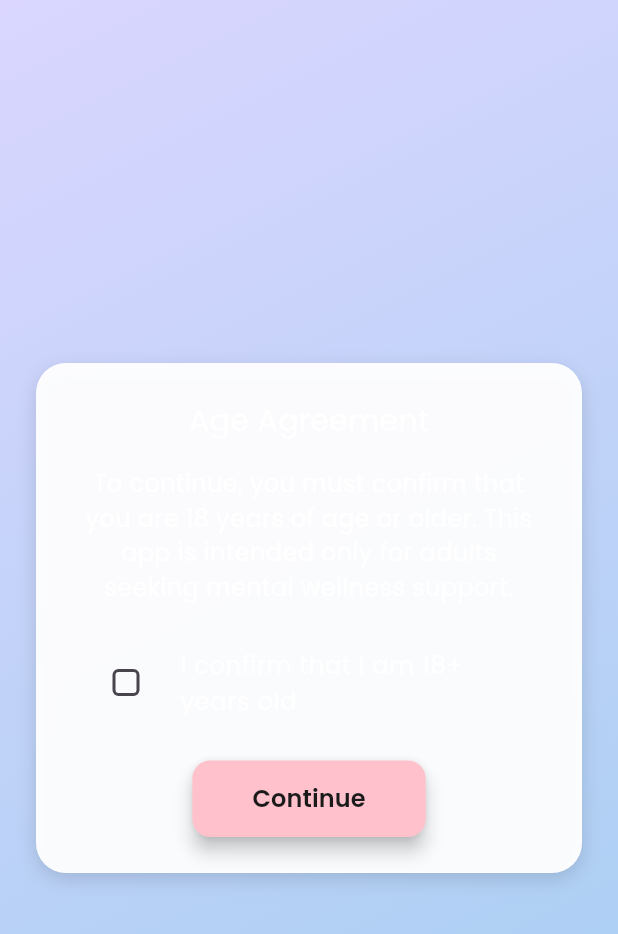
After one commit to shoaib3474/Caress-Care, a Flutter app: the AgeAgreementScreen screen opened by its route, on a phone screen of 412 x 824 dp. The commit adds this screen. Shown: the top 934 px of the screen. Run offline on Flutter 3.47's test engine with Material 3 defaults, Android fonts, the phone set to English and light mode, and no system bars; our stand-ins replace firebase_auth, firebase_core, get, google_fonts, lottie, shared_preferences; accounts and stored records are empty.

Commit message:
created age agreement screen updated login and register screens

```diff
--- a/lib/customs/custom_button.dart
+++ b/lib/customs/custom_button.dart
@@ -26,6 +26,7 @@ class CustomButton extends StatefulWidget {
 }
 
 class _CustomButtonState extends State<CustomButton> {
+  // ignore: unused_field
   bool _pressed = false;
 
   @override
--- a/lib/main.dart
+++ b/lib/main.dart
@@ -22,7 +22,7 @@ class MyApp extends StatelessWidget {
 
       title: 'Calm Zone',
 
-      initialRoute: AppRoutes.splash,
+      initialRoute: AppRoutes.register,
       getPages: AppRoutes.routes,
       theme: ThemeData(useMaterial3: true, fontFamily: 'Poppins'),
     );
--- a/lib/routes/app_routes.dart
+++ b/lib/routes/app_routes.dart
@@ -1,15 +1,17 @@
+import 'package:caress_care/view/screens/age_agreement_screen.dart';
+import 'package:caress_care/view/screens/auth/login_screen.dart';
+import 'package:caress_care/view/screens/auth/register_screen.dart';
 import 'package:caress_care/view/screens/check_list_screen.dart';
 import 'package:caress_care/view/screens/doctor_ref_screen.dart';
 import 'package:caress_care/view/screens/mod_sclection_screen.dart';
 import 'package:caress_care/view/screens/motivational_screen.dart';
-import 'package:caress_care/view/screens/auth/login_screen.dart';
-import 'package:caress_care/view/screens/auth/register_screen.dart';
+import 'package:caress_care/view/screens/splash_screen.dart';
 import 'package:caress_care/view/screens/video_ref_screen.dart';
-import 'package:caress_care/view/screens/splash_screen.dart';
 import 'package:get/get.dart';
 
 class AppRoutes {
   static const String splash = '/';
+  static const String ageAgreement = 'ageAgreement';
   static const String login = '/login';
   static const String register = '/register';
   static const String mood = '/mood';
@@ -20,6 +22,7 @@ class AppRoutes {
 
   static final routes = [
     GetPage(name: splash, page: () => const SplashScreen()),
+    GetPage(name: ageAgreement, page: () => const AgeAgreementScreen()),
     GetPage(name: login, page: () => const LoginScreen()),
     GetPage(name: register, page: () => const RegisterScreen()),
     GetPage(name: mood, page: () => const ModSelectionScreen()),
--- a/lib/utils/const/app_text.dart
+++ b/lib/utils/const/app_text.dart
@@ -26,6 +26,11 @@ class AppTextStyles {
     fontSize: 24,
     color: AppColors.white,
   );
+  static const TextStyle buttonText = TextStyle(
+    fontSize: 16,
+    fontWeight: FontWeight.w600,
+    color: AppColors.black,
+  );
 
   // Add more styles as needed
 }
--- /dev/null
+++ b/lib/view/screens/age_agreement_screen.dart
@@ -0,0 +1,114 @@
+import 'package:firebase_auth/firebase_auth.dart';
+import 'package:flutter/material.dart';
+import 'package:get/get.dart';
+import 'package:caress_care/utils/const/app_colors.dart';
+import 'package:caress_care/utils/const/app_text.dart';
+import 'package:caress_care/routes/app_routes.dart';
+import 'package:shared_preferences/shared_preferences.dart';
+
+class AgeAgreementScreen extends StatefulWidget {
+  const AgeAgreementScreen({super.key});
+
+  @override
+  State<AgeAgreementScreen> createState() => _AgeAgreementScreenState();
+}
+
+class _AgeAgreementScreenState extends State<AgeAgreementScreen> {
+  bool isAgreed = false;
+
+  Future<void> _onContinue() async {
+    if (isAgreed) {
+      final prefs = await SharedPreferences.getInstance();
+      await prefs.setBool('agreedToTerms', true);
+
+      final user = FirebaseAuth.instance.currentUser;
+      Get.offAllNamed(user != null ? AppRoutes.mood : AppRoutes.login);
+    } else {
+      Get.snackbar(
+        "Agreement Required",
+        "You must confirm that you're 18+ to use this app.",
+        backgroundColor: AppColors.gradientBottom.withOpacity(0.9),
+        colorText: AppColors.black,
+      );
+    }
+  }
+
+  @override
+  Widget build(BuildContext context) {
+    return Scaffold(
+      body: Container(
+        decoration: const BoxDecoration(
+          gradient: LinearGradient(
+            colors: AppColors.mainGradient,
+            begin: Alignment.topLeft,
+            end: Alignment.bottomRight,
+          ),
+        ),
+        padding: const EdgeInsets.symmetric(horizontal: 24),
+        child: Center(
+          child: Container(
+            padding: const EdgeInsets.all(24),
+            decoration: BoxDecoration(
+              color: AppColors.white.withOpacity(0.95),
+              borderRadius: BorderRadius.circular(20),
+              boxShadow: [
+                BoxShadow(
+                  color: AppColors.shadow,
+                  blurRadius: 10,
+                  offset: const Offset(0, 4),
+                ),
+              ],
+            ),
+            child: Column(
+              mainAxisSize: MainAxisSize.min,
+              children: [
+                Text("Age Agreement", style: AppTextStyles.heading20White),
+                const SizedBox(height: 16),
+                const Text(
+                  "To continue, you must confirm that you are 18 years of age or older. This app is intended only for adults seeking mental wellness support.",
+                  textAlign: TextAlign.center,
+                  style: AppTextStyles.body16,
+                ),
+                const SizedBox(height: 20),
+                CheckboxListTile(
+                  value: isAgreed,
+                  onChanged: (value) {
+                    setState(() {
+                      isAgreed = value ?? false;
+                    });
+                  },
+                  title: const Text(
+                    "I confirm that I am 18+ years old",
+                    style: AppTextStyles.body16,
+                  ),
+                  controlAffinity: ListTileControlAffinity.leading,
+                  activeColor: AppColors.gradientMid,
+                  checkboxShape: RoundedRectangleBorder(
+                    borderRadius: BorderRadius.circular(4),
+                  ),
+                ),
+                const SizedBox(height: 20),
+                ElevatedButton(
+                  onPressed: _onContinue,
+                  style: ElevatedButton.styleFrom(
+                    backgroundColor: AppColors.gradientBottom,
+                    foregroundColor: AppColors.black,
+                    padding: const EdgeInsets.symmetric(
+                      horizontal: 40,
+                      vertical: 14,
+                    ),
+                    shape: RoundedRectangleBorder(
+                      borderRadius: BorderRadius.circular(12),
+                    ),
+                    elevation: 5,
+                  ),
+                  child: Text("Continue", style: AppTextStyles.buttonText),
+                ),
+              ],
+            ),
+          ),
+        ),
+      ),
+    );
+  }
+}
--- a/pubspec.yaml
+++ b/pubspec.yaml
@@ -38,7 +38,7 @@ dependencies:
   get:
   lottie:
   url_launcher:
-  shared_preferences:
+  shared_preferences: ^2.5.3
 
   # The following adds the Cupertino Icons font to your application.
   # Use with the CupertinoIcons class for iOS style icons.
```
Also changed, not shown: lib/view/screens/auth/login_screen.dart (+11 -1 lines), lib/view/screens/auth/register_screen.dart (+12 -3 lines), lib/view/screens/splash_screen.dart (+18 -3 lines).
